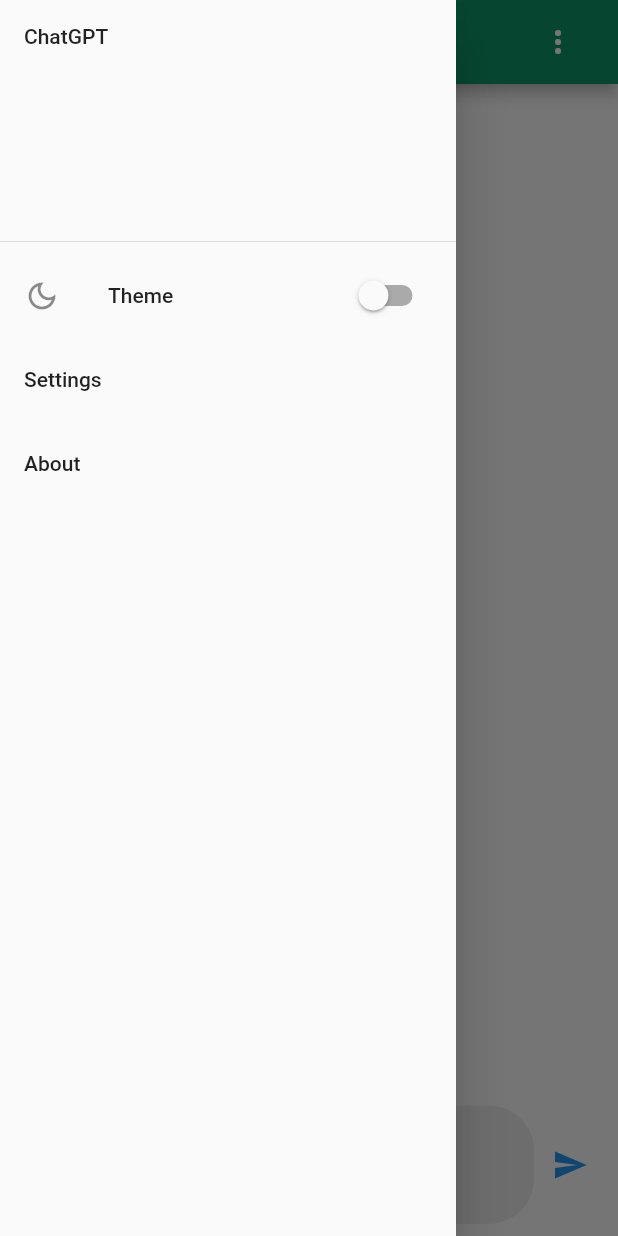
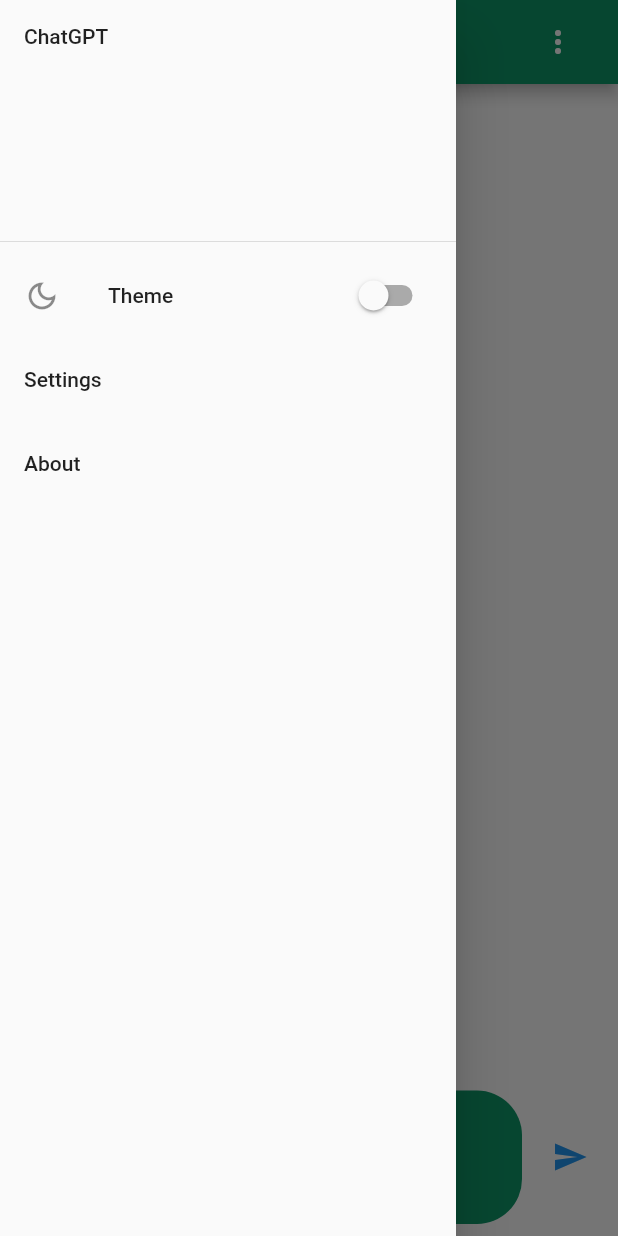
Before and after one commit to ahmedhmmad/chatgpt-flutter, a Flutter app: the ChatScreen screen opened directly, with the side drawer open, on a phone screen of 412 x 824 dp. Run offline on Flutter 3.47's test engine with Material 2 defaults, Android fonts, the phone set to English and light mode, and no system bars; our stand-ins replace animated_text_kit, flutter_spinkit, shared_preferences, webview_flutter; accounts and stored records are empty.

Commit message:
some mod

```diff
--- a/lib/screens/chat_screen.dart
+++ b/lib/screens/chat_screen.dart
@@ -8,6 +8,7 @@
 import '../models/chat_model.dart';
 import '../providers/chat_provider.dart';
 import '../providers/models_provider.dart';
+import '../providers/theme_provider.dart';
 import '../widgets/chat_widget.dart';
 import '../widgets/drawer_widget.dart';
 import '../widgets/dropdown_widget.dart';
@@ -33,12 +34,14 @@
   Widget build(BuildContext context) {
     final modelProvider = Provider.of<ModelsProvider>(context);
     final chatProvider = Provider.of<ChatProvider>(context);
+    final themeProvider = Provider.of<ThemeProvider>(context);
 
     String currentModel = modelProvider.currentModel;
 
     return Scaffold(
       appBar: AppBar(
-        backgroundColor: scaffoldBgColor,
+        backgroundColor:
+            themeProvider.isDarkMode ? Colors.black26 : scaffoldBgColor,
         title: Row(
           mainAxisSize:
               MainAxisSize.min, // set mainAxisSize to MainAxisSize.min
@@ -127,22 +130,27 @@
                 children: [
                   Expanded(
                     child: Container(
+                      margin: const EdgeInsets.symmetric(horizontal: 8),
                       padding: const EdgeInsets.symmetric(
-                          horizontal: 16, vertical: 30),
+                          horizontal: 16, vertical: 35),
                       decoration: BoxDecoration(
-                        color: Colors.grey[200],
+                        color: themeProvider.isDarkMode
+                            ? Colors.black45
+                            : scaffoldBgColor,
                         borderRadius: BorderRadius.circular(30),
                       ),
                       child: TextField(
                         controller: searchTextController,
                         onSubmitted: (value) {},
                         decoration: const InputDecoration.collapsed(
-                            hintText: 'Type a message',
-                            border: InputBorder.none,
-                            hintStyle: TextStyle(
-                              color: Colors.grey,
-                              fontSize: 16,
-                            )),
+                          hintText: 'Type a message',
+                          border: InputBorder.none,
+                          hintStyle: TextStyle(
+                            color: Colors
+                                .white70, // set a lighter color for the hint text
+                            fontSize: 16,
+                          ),
+                        ),
                       ),
                     ),
                   ),
```
Also changed, not shown: lib/main.dart (+11 -0 lines), pubspec.yaml (+24 -2 lines), assets/icons/icon.png (added), pubspec.lock, 1 other file.
